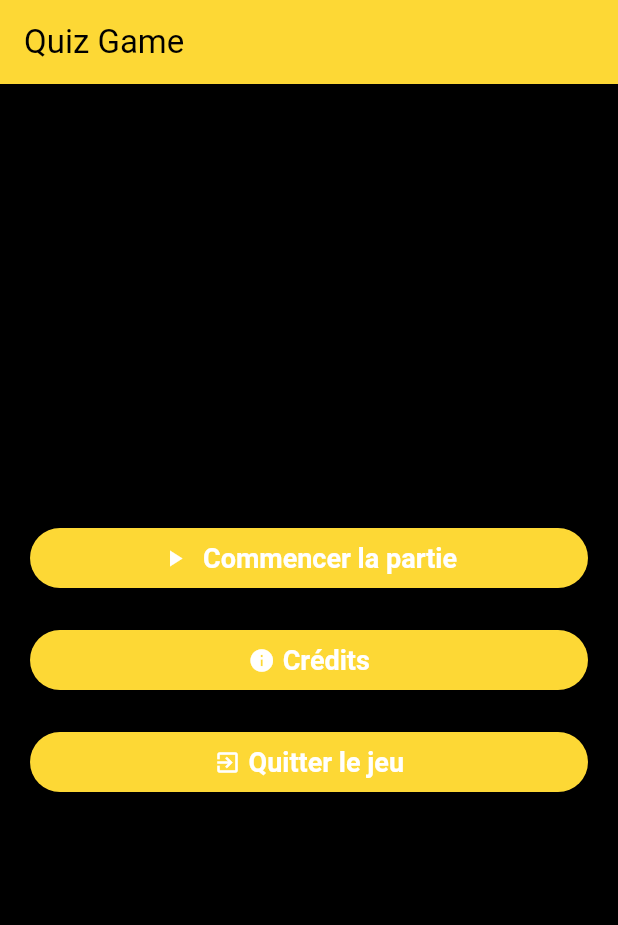
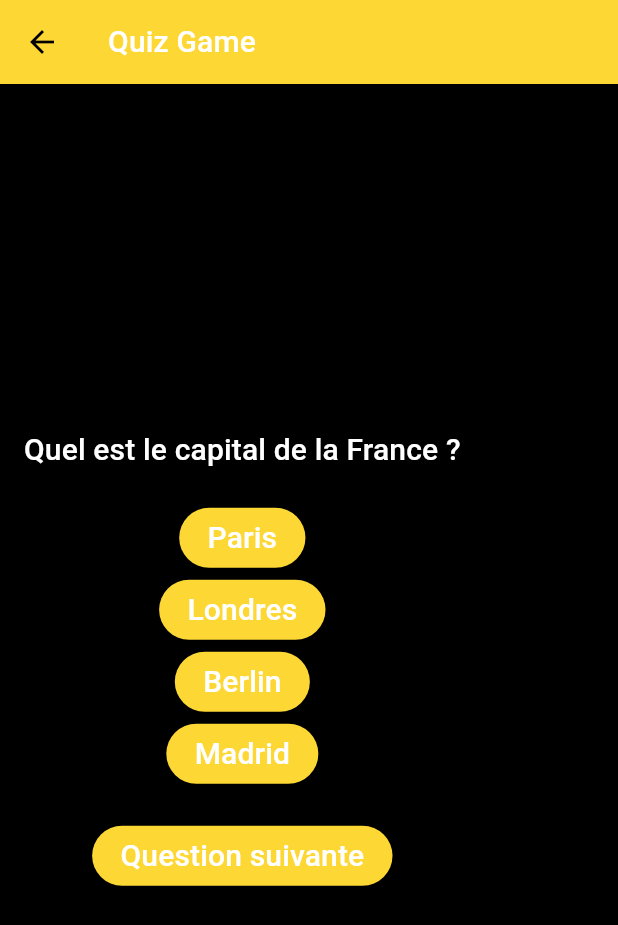
Before and after one commit to syphaxlch/Flutter_quiz_app, a Flutter app: the screen it shows after launch, after a tap on "Commencer la partie", on a phone screen of 412 x 824 dp. Shown: the top 925 px of the screen. Run offline on Flutter 3.47's test engine with Material 3 defaults, Android fonts, the phone set to English and light mode, and no system bars.

Commit message:
all buttons work

```diff
--- a/lib/main.dart
+++ b/lib/main.dart
@@ -1,6 +1,7 @@
 import 'package:flutter/material.dart';
 import 'package:flutter/services.dart';
 import 'screens/credits_page.dart'; // Importer la page des crédits
+import 'screens/quiz_page.dart'; // Importer l'écran des questions
 import 'theme/theme.dart'; // Importer le thème
 
 void main() {
@@ -41,21 +42,25 @@ class _MyAppState extends State<MyApp> {
               mainAxisSize: MainAxisSize.min,
               mainAxisAlignment: MainAxisAlignment.center,
               children: <Widget>[
-                ElevatedButton(
-                  onPressed: _incrementCounter,
+                Builder(
+                  builder: (context) => ElevatedButton(
+                    onPressed: () {
+                      Navigator.push(
+                        context,
+                        MaterialPageRoute(builder: (context) => QuizPage()),
+                      );
+                    },
                     child: Row(
                       mainAxisAlignment: MainAxisAlignment.center,
                       children: [
-                      Icon(Icons.play_arrow,
-                        color: Colors.white ),
-
-                      SizedBox(width: 10),
+                        Icon(Icons.info, color: Colors.white,),
+                        SizedBox(width: 5),
                         Text(
                           "Commencer la partie",
-                        style: TextStyle(color: Colors.white,
-                            fontWeight: FontWeight.bold), // Texte en blanc
+                          style: TextStyle(color: Colors.white,fontWeight: FontWeight.bold), // Texte en blanc
                         ),
                       ],
+                    ),
                   ),
                 ),
                 SizedBox(height: 20),
--- a/lib/models/question.dart
+++ b/lib/models/question.dart
@@ -0,0 +1,12 @@
+//Modèle de données pour une question du quiz
+class Question {
+  final String question;
+  final List<String> options;
+  final String correctAnswer;
+
+  Question({
+    required this.question,
+    required this.options,
+    required this.correctAnswer,
+  });
+}
--- /dev/null
+++ b/lib/screens/quiz_page.dart
@@ -0,0 +1,112 @@
+import 'package:flutter/material.dart';
+import '../models/question.dart'; // Importer le modèle de données de la question
+
+class QuizPage extends StatefulWidget {
+  @override
+  _QuizScreenState createState() => _QuizScreenState();
+}
+
+class _QuizScreenState extends State<QuizPage> {
+  int _currentQuestionIndex = 0;
+
+  // Liste d'exemple de questions
+  List<Question> questions = [
+    Question(
+      question: 'Quel est le capital de la France ?',
+      options: ['Paris', 'Londres', 'Berlin', 'Madrid'],
+      correctAnswer: 'Paris',
+    ),
+    Question(
+      question: 'Combien de continents existe-t-il ?',
+      options: ['5', '6', '7', '8'],
+      correctAnswer: '7',
+    ),
+    // Ajoutez d'autres questions ici si nécessaire
+  ];
+
+  // Fonction pour passer à la question suivante
+  void _nextQuestion() {
+    setState(() {
+      if (_currentQuestionIndex < questions.length - 1) {
+        _currentQuestionIndex++;
+      } else {
+        // Si on est à la dernière question, on peut afficher un message ou rediriger vers un écran de fin
+        showDialog(
+          context: context,
+          builder: (_) => AlertDialog(
+            title: Text('Félicitations!'),
+            content: Text('Vous avez terminé le quiz.'),
+            actions: [
+              TextButton(
+                onPressed: () {
+                  Navigator.pop(context); // Ferme le dialogue
+                  Navigator.pop(context); // Retour au menu principal ou à l'écran précédent
+                },
+                child: Text('Retour'),
+              ),
+            ],
+          ),
+        );
+      }
+    });
+  }
+
+  @override
+  Widget build(BuildContext context) {
+    final currentQuestion = questions[_currentQuestionIndex];
+
+    return Scaffold(
+      appBar: AppBar(
+        title: Text(
+          'Quiz Game',
+          style: Theme.of(context).textTheme.labelLarge,
+        ),
+        backgroundColor: Theme.of(context).appBarTheme.backgroundColor,
+        foregroundColor: Theme.of(context).appBarTheme.foregroundColor,
+      ),
+      body: Padding(
+        padding: const EdgeInsets.all(16.0),
+        child: Column(
+          mainAxisAlignment: MainAxisAlignment.center,
+          children: [
+            Text(
+              currentQuestion.question,
+              style: Theme.of(context).textTheme.labelLarge, // Texte en blanc, bold
+              textAlign: TextAlign.center,
+            ),
+            SizedBox(height: 20),
+            // Afficher les options sous forme de boutons
+            for (var option in currentQuestion.options)
+              ElevatedButton(
+                onPressed: () {
+                  // Vérifier si l'option est correcte
+                  if (option == currentQuestion.correctAnswer) {
+                    // Afficher une notification ou un message de réussite (facultatif)
+                    ScaffoldMessenger.of(context).showSnackBar(
+                      SnackBar(content: Text('Bonne réponse !')),
+                    );
+                  } else {
+                    // Afficher une notification ou un message d'échec (facultatif)
+                    ScaffoldMessenger.of(context).showSnackBar(
+                      SnackBar(content: Text('Mauvaise réponse !')),
+                    );
+                  }
+                  _nextQuestion();
+                },
+                child: Text(
+                  option,
+                  style: Theme.of(context).textTheme.labelLarge, // Texte en blanc, bold
+                ),
+              ),
+            SizedBox(height: 20),
+            // Bouton pour passer à la question suivante
+            ElevatedButton(
+              onPressed: _nextQuestion,
+              child: Text('Question suivante', style: Theme.of(context).textTheme.labelLarge),
+            ),
+          ],
+        ),
+      ),
+    );
+  }
+}
```
Also changed, not shown: lib/widgets/answer_button.dart (added, +28 -0 lines), lib/widgets/credits_widget.dart (deleted). Lines whose indentation alone changed are shown as unchanged.
